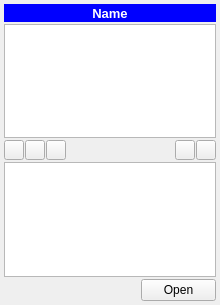
This is spinetoolbox/ui/subwindow_data_connection.ui in spine-tools/Spine-Toolbox as Qt 5 draws it before an edit. The edited form follows.
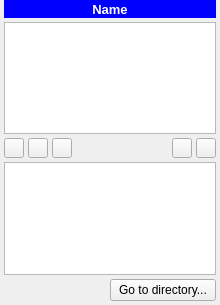
This is the edited form. Icons and pictures are not drawn.

```diff
--- a/spinetoolbox/ui/subwindow_data_connection.ui
+++ b/spinetoolbox/ui/subwindow_data_connection.ui
@@ -73,24 +73,19 @@
    <item>
     <layout class="QVBoxLayout" name="verticalLayout_2">
      <property name="spacing">
-      <number>2</number>
+      <number>4</number>
      </property>
      <property name="leftMargin">
       <number>4</number>
      </property>
      <property name="topMargin">
-      <number>4</number>
+      <number>0</number>
      </property>
      <property name="rightMargin">
       <number>4</number>
      </property>
      <property name="bottomMargin">
       <number>4</number>
-     </property>
-     <item>
-      <layout class="QVBoxLayout" name="verticalLayout">
-       <property name="spacing">
-        <number>0</number>
        </property>
        <item>
         <widget class="QLabel" name="label_name">
@@ -134,8 +129,6 @@
          </property>
         </widget>
        </item>
-      </layout>
-     </item>
      <item>
       <widget class="QTreeView" name="treeView_references">
        <property name="sizePolicy">
@@ -169,7 +162,7 @@
      <item>
       <layout class="QHBoxLayout" name="horizontalLayout_2">
        <property name="spacing">
-        <number>1</number>
+        <number>4</number>
        </property>
        <property name="leftMargin">
         <number>0</number>
@@ -386,9 +379,15 @@
        </item>
        <item>
         <widget class="QPushButton" name="pushButton_open">
+         <property name="sizePolicy">
+          <sizepolicy hsizetype="MinimumExpanding" vsizetype="Fixed">
+           <horstretch>0</horstretch>
+           <verstretch>0</verstretch>
+          </sizepolicy>
+         </property>
          <property name="maximumSize">
           <size>
-           <width>75</width>
+           <width>120</width>
            <height>23</height>
           </size>
          </property>
@@ -396,7 +395,7 @@
           <string>&lt;html&gt;&lt;head/&gt;&lt;body&gt;&lt;p&gt;Open Data Connection directory in File Explorer&lt;/p&gt;&lt;/body&gt;&lt;/html&gt;</string>
          </property>
          <property name="text">
-          <string>Open</string>
+          <string>Go to directory...</string>
          </property>
         </widget>
        </item>
```
Left out of the diff: 4 changed lines with no effect on the pictures. Lines whose indentation alone changed are shown as unchanged.
